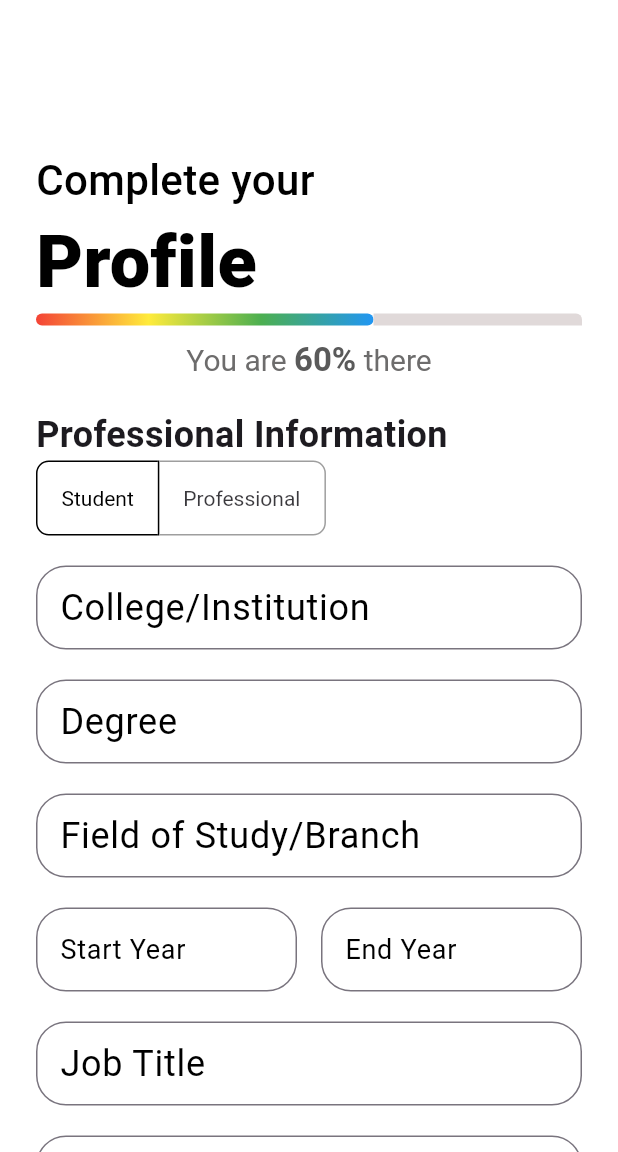
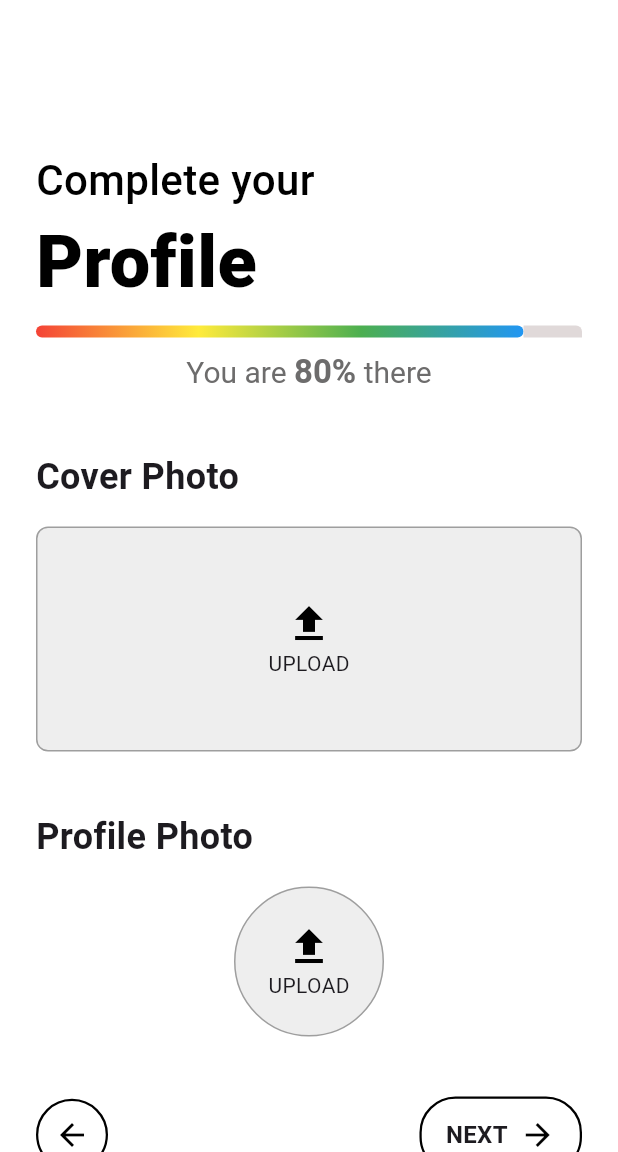
Before and after one commit to Alwyndev/Moofli, a Flutter app: the SetupProfileSocials screen opened by its route, after a tap on the "arrow back" icon, on a phone screen of 412 x 824 dp, the part 84-1236 px from its top. Run offline on Flutter 3.47's test engine with Material 3 defaults, Android fonts, the phone set to English and light mode, and no system bars; our stand-ins replace font_awesome_flutter, google_sign_in, table_calendar.

Commit message:
added the "Add profile photo" page

```diff
--- a/lib/main.dart
+++ b/lib/main.dart
@@ -1,5 +1,6 @@
 // File: main.dart
 import 'package:flutter/material.dart';
+import 'package:moofli_app/pages/setup_profile/setup_profile_upload_photo.dart';
 import 'pages/home_page.dart';
 import 'pages/login_page.dart';
 import 'pages/reset_password_page.dart';
@@ -32,6 +33,7 @@ class MyApp extends StatelessWidget {
         '/setup_profile_professional_info': (context) =>
             const SetupProfileProfesionalInfo(),
         '/setup_profile_skills': (context) => const SetupProfileSkills(),
+        '/setup_profile_photo': (context) => const SetupProfileUploadPhoto(),
         '/setup_profile_socials': (context) => const SetupProfileSocials(),
       },
       theme: ThemeData(
@@ -42,5 +44,3 @@ class MyApp extends StatelessWidget {
     );
   }
 }
-
-// Additional files will follow the same pattern with appropriate updates for navigation.
--- a/lib/pages/setup_profile/setup_profile_profesional_info.dart
+++ b/lib/pages/setup_profile/setup_profile_profesional_info.dart
@@ -345,7 +345,7 @@ class _SetupProfileProfesionalInfoState
                     onTap: () {
                       Navigator.pushNamed(
                         context,
-                        '/setup_profile_socials',
+                        '/setup_profile_photo',
                       );
                     }, // Add your onTap logic here
                     child: Container(
--- a/lib/pages/setup_profile/setup_profile_socials.dart
+++ b/lib/pages/setup_profile/setup_profile_socials.dart
@@ -146,7 +146,7 @@ class _SetupProfileSocialsState extends State<SetupProfileSocials> {
                       onTap: () {
                         Navigator.pushNamed(
                           context,
-                          '/setup_profile_professional_info',
+                          '/setup_profile_photo',
                         );
                       },
                       child: Container(
--- /dev/null
+++ b/lib/pages/setup_profile/setup_profile_upload_photo.dart
@@ -0,0 +1,221 @@
+import 'package:flutter/material.dart';
+
+class SetupProfileUploadPhoto extends StatelessWidget {
+  const SetupProfileUploadPhoto({super.key});
+
+  @override
+  Widget build(BuildContext context) {
+    return Scaffold(
+      appBar: AppBar(
+        title: Image.asset(
+          'assets/images/logo.png',
+          height: 80,
+        ),
+        centerTitle: true,
+      ),
+      backgroundColor: Colors.white,
+      body: ListView(
+        padding: const EdgeInsets.symmetric(horizontal: 24.0),
+        children: [
+          const SizedBox(height: 100),
+
+          // Subtitle
+          const Text(
+            'Complete your',
+            style: TextStyle(
+              fontSize: 28,
+              fontWeight: FontWeight.w500,
+              color: Colors.black,
+            ),
+          ),
+
+          // Title
+          const Text(
+            'Profile',
+            style: TextStyle(
+              fontSize: 48,
+              fontWeight: FontWeight.w900,
+              color: Colors.black,
+            ),
+          ),
+
+          // Decorative Line
+          const SizedBox(height: 8),
+          Row(
+            children: [
+              Container(
+                height: 8,
+                width: 325,
+                decoration: BoxDecoration(
+                  gradient: const LinearGradient(
+                    colors: [
+                      Colors.red,
+                      Colors.yellow,
+                      Colors.green,
+                      Colors.blue
+                    ],
+                  ),
+                  borderRadius: BorderRadius.circular(4),
+                ),
+              ),
+              Expanded(
+                child: Container(
+                  height: 8,
+                  decoration: const BoxDecoration(
+                    borderRadius:
+                        BorderRadius.only(topRight: Radius.circular(4)),
+                    color: Color.fromRGBO(224, 217, 217, 1),
+                  ),
+                ),
+              ),
+            ],
+          ),
+          const SizedBox(height: 10),
+          Center(
+            child: RichText(
+              text: const TextSpan(
+                text: 'You are ',
+                style: TextStyle(
+                  fontSize: 20,
+                  color: Color.fromARGB(255, 109, 108, 108),
+                ),
+                children: [
+                  TextSpan(
+                    text: '80%',
+                    style: TextStyle(
+                      fontSize: 22,
+                      fontWeight: FontWeight.bold,
+                    ),
+                  ),
+                  TextSpan(
+                    text: ' there',
+                  ),
+                ],
+              ),
+            ),
+          ),
+
+          // Cover and Profile Photo Section
+          const SizedBox(height: 20),
+          SizedBox(height: 20),
+          Text(
+            'Cover Photo',
+            style: TextStyle(
+              fontSize: 24,
+              fontWeight: FontWeight.w600,
+            ),
+          ),
+          const SizedBox(height: 16),
+          GestureDetector(
+            onTap: () {
+              // Handle cover photo upload
+            },
+            child: Container(
+              height: 150,
+              decoration: BoxDecoration(
+                border: Border.all(color: Colors.grey),
+                borderRadius: BorderRadius.circular(8),
+                color: Colors.grey[200],
+              ),
+              child: const Center(
+                child: Column(
+                  mainAxisAlignment: MainAxisAlignment.center,
+                  children: [
+                    Icon(Icons.upload, size: 32, color: Colors.black),
+                    Text('UPLOAD'),
+                  ],
+                ),
+              ),
+            ),
+          ),
+
+          const SizedBox(height: 20),
+          SizedBox(height: 20),
+          Text(
+            'Profile Photo',
+            style: TextStyle(
+              fontSize: 24,
+              fontWeight: FontWeight.w600,
+            ),
+          ),
+          const SizedBox(height: 16),
+          GestureDetector(
+            onTap: () {
+              // Handle profile photo upload
+            },
+            child: Container(
+              height: 100,
+              width: 100,
+              decoration: BoxDecoration(
+                shape: BoxShape.circle,
+                border: Border.all(color: Colors.grey),
+                color: Colors.grey[200],
+              ),
+              child: const Center(
+                child: Column(
+                  mainAxisAlignment: MainAxisAlignment.center,
+                  children: [
+                    Icon(Icons.upload, size: 32, color: Colors.black),
+                    Text('UPLOAD'),
+                  ],
+                ),
+              ),
+            ),
+          ),
+
+          // Back and Next Buttons
+          const SizedBox(height: 40),
+          Row(
+            mainAxisAlignment: MainAxisAlignment.spaceBetween,
+            children: [
+              InkWell(
+                onTap: () {
+                  Navigator.pushNamed(
+                      context, '/setup_profile_professional_info');
+                },
+                child: Container(
+                  width: 48,
+                  height: 48,
+                  decoration: BoxDecoration(
+                    shape: BoxShape.circle,
+                    border: Border.all(color: Colors.black, width: 1.5),
+                  ),
+                  child: const Icon(Icons.arrow_back,
+                      size: 24, color: Colors.black),
+                ),
+              ),
+              InkWell(
+                onTap: () {
+                  Navigator.pushNamed(context, '/setup_profile_socials');
+                },
+                child: Container(
+                  padding:
+                      const EdgeInsets.symmetric(horizontal: 16, vertical: 12),
+                  decoration: BoxDecoration(
+                    border: Border.all(color: Colors.black, width: 1.5),
+                    borderRadius: BorderRadius.circular(24),
+                  ),
+                  child: Row(
+                    mainAxisSize: MainAxisSize.min,
+                    children: const [
+                      Text(
+                        "NEXT",
+                        style: TextStyle(
+                          fontSize: 16,
+                          fontWeight: FontWeight.w600,
+                        ),
+                      ),
+                      SizedBox(width: 8),
+                      Icon(Icons.arrow_forward, size: 24, color: Colors.black),
+                    ],
+                  ),
+                ),
+              ),
+            ],
+          ),
+          const SizedBox(height: 20),
+        ],
+      ),
+    );
+  }
+}
```
